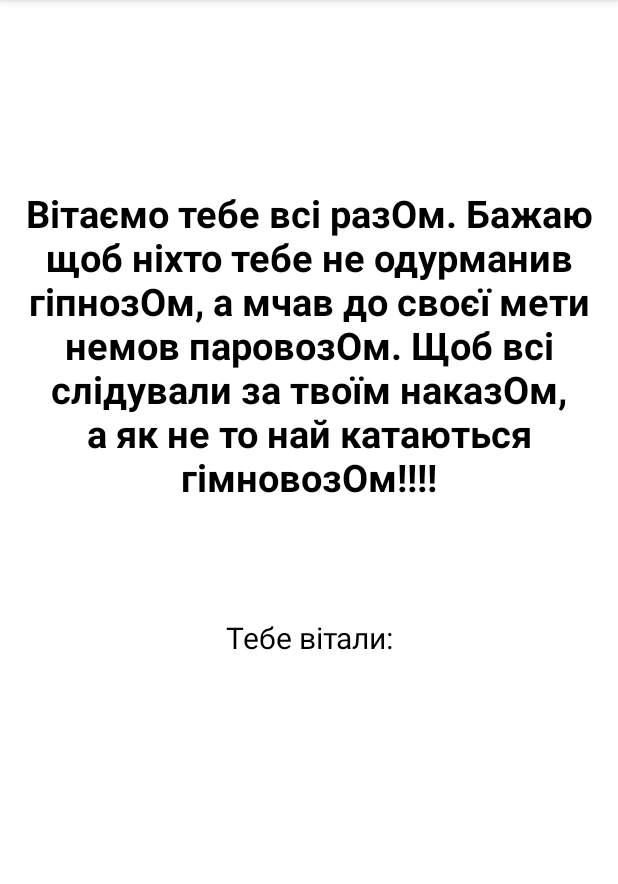
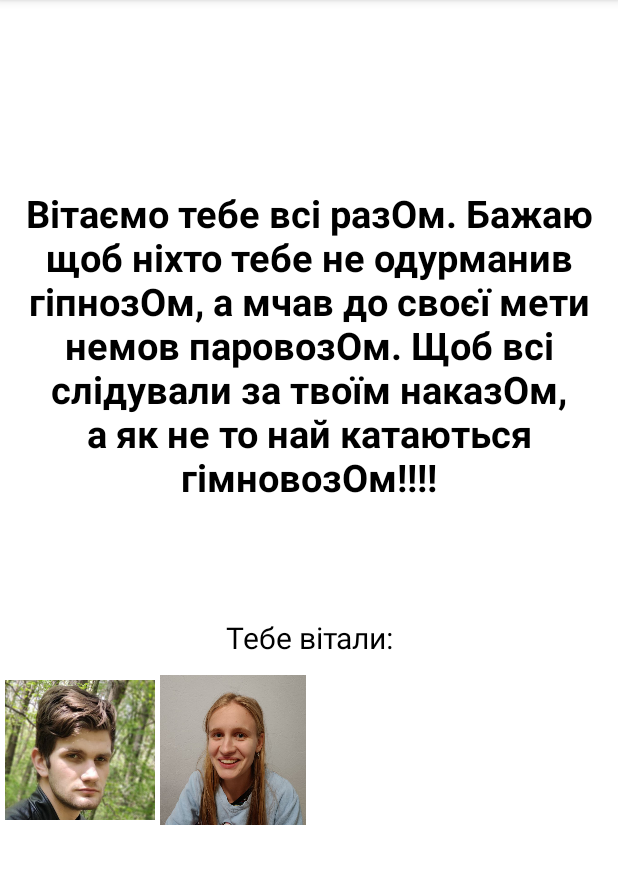
Before and after one commit to YouraSoliar/Vitaliy, an Android app: the GreetingActivity screen opened directly, with no data from a screen before it, on a phone screen of 412 x 824 dp, the part 84-968 px from its top. Run offline under Robolectric (Android 15) with nearby library versions, the phone set to English and light mode, and no system bars.

Commit message:
greeting page

```diff
--- a/app/src/main/java/com/example/vitaliy/BeerActivity.java
+++ b/app/src/main/java/com/example/vitaliy/BeerActivity.java
@@ -3,7 +3,9 @@ package com.example.vitaliy;
 import androidx.appcompat.app.AppCompatActivity;
 
 import android.app.ActionBar;
+import android.media.MediaPlayer;
 import android.os.Bundle;
+import android.os.CountDownTimer;
 import android.view.MenuItem;
 import android.view.View;
 import android.widget.ImageView;
--- a/app/src/main/java/com/example/vitaliy/GreetingActivity.java
+++ b/app/src/main/java/com/example/vitaliy/GreetingActivity.java
@@ -8,6 +8,7 @@ import android.view.MenuItem;
 import android.view.View;
 import android.widget.ImageView;
 import android.widget.TextView;
+import android.widget.Toast;
 
 public class GreetingActivity extends AppCompatActivity {
 
@@ -16,6 +17,14 @@ public class GreetingActivity extends AppCompatActivity {
     private TextView textViewPeoples;
     private ImageView imageViewGay;
     private int count = 0;
+
+    private ImageView imageViewYurii;
+    private ImageView imageViewTanya;
+    private ImageView imageViewOlia;
+    private ImageView imageViewNazar;
+    private ImageView imageViewAndriy;
+    private ImageView imageViewIvanka;
+    private ImageView imageViewAlina;
     @Override
     protected void onCreate(Bundle savedInstanceState) {
         super.onCreate(savedInstanceState);
@@ -27,6 +36,15 @@ public class GreetingActivity extends AppCompatActivity {
         textViewGreeting = findViewById(R.id.textViewGreeting);
         textViewPeoples = findViewById(R.id.textViewPeoples);
         imageViewGay = findViewById(R.id.imageViewGay);
+
+        imageViewYurii = findViewById(R.id.imageViewYurii);
+        imageViewTanya = findViewById(R.id.imageViewTanya);
+        imageViewOlia = findViewById(R.id.imageViewOlia);
+        imageViewNazar = findViewById(R.id.imageViewNazar);
+        imageViewAndriy = findViewById(R.id.imageViewAndriy);
+        imageViewIvanka = findViewById(R.id.imageViewIvanka);
+        imageViewAlina = findViewById(R.id.imageViewAlina);
+
         imageViewGay.setVisibility(View.GONE);
         count = 0;
         textViewSecret.setOnClickListener(new View.OnClickListener() {
@@ -42,6 +60,49 @@ public class GreetingActivity extends AppCompatActivity {
                 }
             }
         });
+
+        imageViewYurii.setOnClickListener(new View.OnClickListener() {
+            @Override
+            public void onClick(View view) {
+                Toast.makeText(GreetingActivity.this, "Юра", Toast.LENGTH_SHORT).show();
+            }
+        });
+        imageViewTanya.setOnClickListener(new View.OnClickListener() {
+            @Override
+            public void onClick(View view) {
+                Toast.makeText(GreetingActivity.this, "Таня", Toast.LENGTH_SHORT).show();
+            }
+        });
+        imageViewOlia.setOnClickListener(new View.OnClickListener() {
+            @Override
+            public void onClick(View view) {
+                Toast.makeText(GreetingActivity.this, "Оля", Toast.LENGTH_SHORT).show();
+            }
+        });
+        imageViewNazar.setOnClickListener(new View.OnClickListener() {
+            @Override
+            public void onClick(View view) {
+                Toast.makeText(GreetingActivity.this, "Назар", Toast.LENGTH_SHORT).show();
+            }
+        });
+        imageViewAndriy.setOnClickListener(new View.OnClickListener() {
+            @Override
+            public void onClick(View view) {
+                Toast.makeText(GreetingActivity.this, "Андрій", Toast.LENGTH_SHORT).show();
+            }
+        });
+        imageViewIvanka.setOnClickListener(new View.OnClickListener() {
+            @Override
+            public void onClick(View view) {
+                Toast.makeText(GreetingActivity.this, "Іванка", Toast.LENGTH_SHORT).show();
+            }
+        });
+        imageViewAlina.setOnClickListener(new View.OnClickListener() {
+            @Override
+            public void onClick(View view) {
+                Toast.makeText(GreetingActivity.this, "Аліна", Toast.LENGTH_SHORT).show();
+            }
+        });
     }
 
     @Override
--- a/app/src/main/res/layout/activity_greeting.xml
+++ b/app/src/main/res/layout/activity_greeting.xml
@@ -52,4 +52,73 @@
         app:layout_constraintStart_toStartOf="parent"
         app:layout_constraintTop_toBottomOf="@+id/textViewGreeting" />
 
+    <ImageView
+        android:id="@+id/imageViewYurii"
+        android:layout_width="100dp"
+        android:layout_height="100dp"
+        android:layout_marginStart="1dp"
+        android:src="@drawable/yurii"
+        app:layout_constraintEnd_toStartOf="@+id/imageViewTanya"
+        app:layout_constraintStart_toStartOf="parent"
+        app:layout_constraintTop_toBottomOf="@+id/textViewPeoples" />
+
+    <ImageView
+        android:id="@+id/imageViewTanya"
+        android:layout_width="100dp"
+        android:layout_height="100dp"
+        android:src="@drawable/tanya"
+        app:layout_constraintEnd_toStartOf="@+id/imageViewOlia"
+        app:layout_constraintStart_toEndOf="@+id/imageViewYurii"
+        app:layout_constraintTop_toBottomOf="@+id/textViewPeoples" />
+
+    <ImageView
+        android:id="@+id/imageViewOlia"
+        android:layout_width="100dp"
+        android:layout_height="100dp"
+        app:layout_constraintEnd_toStartOf="@+id/imageViewNazar"
+        app:layout_constraintStart_toEndOf="@+id/imageViewTanya"
+        app:layout_constraintTop_toBottomOf="@+id/textViewPeoples" />
+
+    <ImageView
+        android:id="@+id/imageViewNazar"
+        android:layout_width="100dp"
+        android:layout_height="100dp"
+        app:layout_constraintEnd_toEndOf="parent"
+        app:layout_constraintStart_toEndOf="@+id/imageViewOlia"
+        app:layout_constraintTop_toBottomOf="@+id/textViewPeoples" />
+
+
+    <ImageView
+        android:id="@+id/imageViewAndriy"
+        android:layout_width="100dp"
+        android:layout_height="100dp"
+        android:layout_marginStart="1dp"
+        app:layout_constraintEnd_toStartOf="@+id/imageViewIvanka"
+        app:layout_constraintStart_toStartOf="parent"
+        app:layout_constraintTop_toBottomOf="@+id/imageViewYurii" />
+
+    <ImageView
+        android:id="@+id/imageViewIvanka"
+        android:layout_width="100dp"
+        android:layout_height="100dp"
+        app:layout_constraintEnd_toStartOf="@+id/imageViewAlina"
+        app:layout_constraintStart_toEndOf="@+id/imageViewAndriy"
+        app:layout_constraintTop_toBottomOf="@+id/imageViewYurii" />
+
+    <ImageView
+        android:id="@+id/imageViewAlina"
+        android:layout_width="100dp"
+        android:layout_height="100dp"
+        app:layout_constraintEnd_toStartOf="@+id/imageViewNone"
+        app:layout_constraintStart_toEndOf="@+id/imageViewIvanka"
+        app:layout_constraintTop_toBottomOf="@+id/imageViewYurii" />
+
+    <ImageView
+        android:id="@+id/imageViewNone"
+        android:layout_width="100dp"
+        android:layout_height="100dp"
+        app:layout_constraintEnd_toEndOf="parent"
+        app:layout_constraintStart_toEndOf="@+id/imageViewAlina"
+        app:layout_constraintTop_toBottomOf="@+id/imageViewYurii" />
+
 </androidx.constraintlayout.widget.ConstraintLayout>
```
Also changed, not shown: app/src/main/java/com/example/vitaliy/SweetsActivity.java (+7 -0 lines), app/src/main/res/drawable/tanya.jpg (added), app/src/main/res/drawable/yurii.jpg (added).
